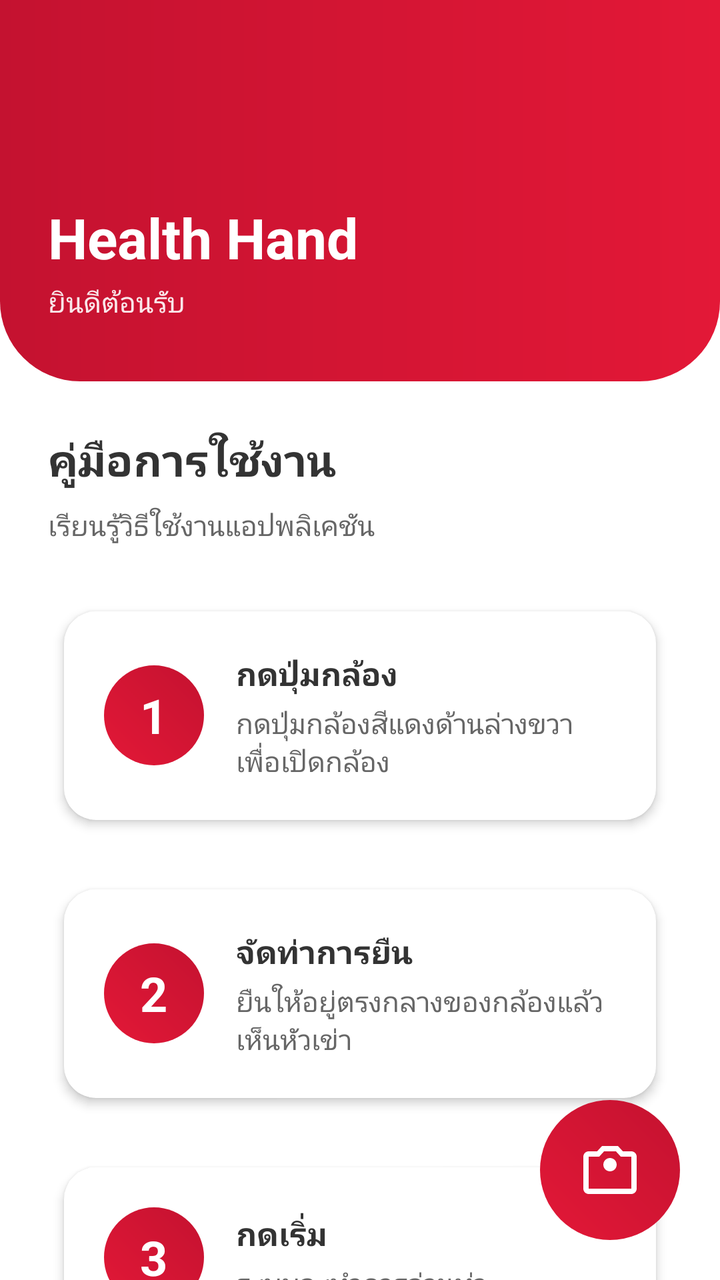
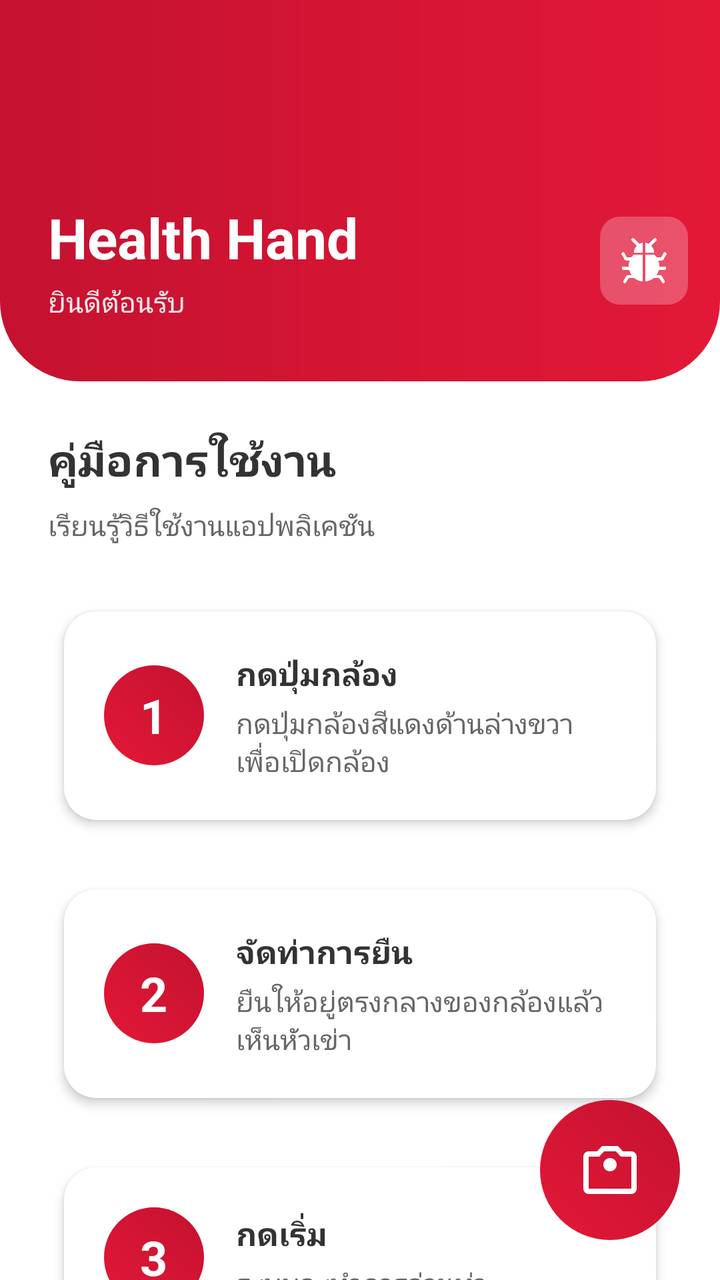

Screens rendered from an Android XML layout before and after an edit, with the pre-edit source and the edit as a unified diff.
<!-- AndroidManifest.xml: application theme Theme.Hand -->
<!-- res/layout/activity_main.xml -->
<?xml version="1.0" encoding="utf-8"?>
<androidx.coordinatorlayout.widget.CoordinatorLayout
    xmlns:android="http://schemas.android.com/apk/res/android"
    xmlns:app="http://schemas.android.com/apk/res-auto"
    android:id="@+id/main"
    android:layout_width="match_parent"
    android:layout_height="match_parent"
    android:background="#FFFFFF"
    android:fitsSystemWindows="false">

    
    <androidx.core.widget.NestedScrollView
        android:layout_width="match_parent"
        android:layout_height="match_parent"
        android:fillViewport="true">

        <LinearLayout
            android:layout_width="match_parent"
            android:layout_height="wrap_content"
            android:orientation="vertical">

            
            <androidx.constraintlayout.widget.ConstraintLayout
                android:id="@+id/topSection"
                android:layout_width="match_parent"
                android:layout_height="wrap_content"
                android:background="@drawable/bg_top_section_gradient"
                android:paddingTop="40dp"
                android:paddingBottom="30dp"
                android:fitsSystemWindows="true">

                
                <TextView
                    android:id="@+id/txtTitle"
                    android:layout_width="wrap_content"
                    android:layout_height="wrap_content"
                    android:layout_marginStart="24dp"
                    android:layout_marginTop="60dp"
                    android:text="Health Hand"
                    android:textColor="#FFFFFF"
                    android:textSize="28sp"
                    android:textStyle="bold"
                    app:layout_constraintStart_toStartOf="parent"
                    app:layout_constraintTop_toTopOf="parent" />

                <TextView
                    android:id="@+id/txtSubtitle"
                    android:layout_width="wrap_content"
                    android:layout_height="wrap_content"
                    android:layout_marginStart="24dp"
                    android:layout_marginTop="4dp"
                    android:text="ยินดีต้อนรับ"
                    android:textColor="#FFFFFF"
                    android:textSize="14sp"
                    android:alpha="0.9"
                    app:layout_constraintStart_toStartOf="parent"
                    app:layout_constraintTop_toBottomOf="@id/txtTitle" />

                















            </androidx.constraintlayout.widget.ConstraintLayout>

            
            <LinearLayout
                android:layout_width="match_parent"
                android:layout_height="wrap_content"
                android:orientation="vertical"
                android:padding="24dp"
                android:paddingBottom="100dp">

                <TextView
                    android:id="@+id/txtGuideTitle"
                    android:layout_width="wrap_content"
                    android:layout_height="wrap_content"
                    android:text="คู่มือการใช้งาน"
                    android:textColor="#333333"
                    android:textSize="22sp"
                    android:textStyle="bold"
                    android:layout_marginBottom="8dp" />

                <TextView
                    android:layout_width="wrap_content"
                    android:layout_height="wrap_content"
                    android:text="เรียนรู้วิธีใช้งานแอปพลิเคชัน"
                    android:textColor="#666666"
                    android:textSize="14sp"
                    android:layout_marginBottom="24dp" />

                
                <androidx.cardview.widget.CardView
                    android:layout_width="match_parent"
                    android:layout_height="wrap_content"
                    android:layout_marginBottom="16dp"
                    app:cardCornerRadius="16dp"
                    app:cardElevation="3dp"
                    app:cardUseCompatPadding="true"
                    app:cardBackgroundColor="#FFFFFF">

                    <LinearLayout
                        android:layout_width="match_parent"
                        android:layout_height="wrap_content"
                        android:orientation="horizontal"
                        android:padding="20dp"
                        android:gravity="center_vertical">

                        
                        <FrameLayout
                            android:layout_width="50dp"
                            android:layout_height="50dp"
                            android:background="@drawable/bg_camera_red_gradient">

                            <TextView
                                android:layout_width="wrap_content"
                                android:layout_height="wrap_content"
                                android:layout_gravity="center"
                                android:text="1"
                                android:textColor="#FFFFFF"
                                android:textSize="24sp"
                                android:textStyle="bold" />
                        </FrameLayout>

                        
                        <LinearLayout
                            android:layout_width="0dp"
                            android:layout_height="wrap_content"
                            android:layout_weight="1"
                            android:orientation="vertical"
                            android:layout_marginStart="16dp">

                            <TextView
                                android:layout_width="wrap_content"
                                android:layout_height="wrap_content"
                                android:text="กดปุ่มกล้อง"
                                android:textColor="#333333"
                                android:textSize="16sp"
                                android:textStyle="bold" />

                            <TextView
                                android:layout_width="wrap_content"
                                android:layout_height="wrap_content"
                                android:layout_marginTop="4dp"
                                android:text="กดปุ่มกล้องสีแดงด้านล่างขวาเพื่อเปิดกล้อง"
                                android:textColor="#666666"
                                android:textSize="14sp" />
                        </LinearLayout>
                    </LinearLayout>
                </androidx.cardview.widget.CardView>

                
                <androidx.cardview.widget.CardView
                    android:layout_width="match_parent"
                    android:layout_height="wrap_content"
                    android:layout_marginBottom="16dp"
                    app:cardCornerRadius="16dp"
                    app:cardElevation="3dp"
                    app:cardUseCompatPadding="true"
                    app:cardBackgroundColor="#FFFFFF">

                    <LinearLayout
                        android:layout_width="match_parent"
                        android:layout_height="wrap_content"
                        android:orientation="horizontal"
                        android:padding="20dp"
                        android:gravity="center_vertical">

                        <FrameLayout
                            android:layout_width="50dp"
                            android:layout_height="50dp"
                            android:background="@drawable/bg_camera_red_gradient">

                            <TextView
                                android:layout_width="wrap_content"
                                android:layout_height="wrap_content"
                                android:layout_gravity="center"
                                android:text="2"
                                android:textColor="#FFFFFF"
                                android:textSize="24sp"
                                android:textStyle="bold" />
                        </FrameLayout>

                        <LinearLayout
                            android:layout_width="0dp"
                            android:layout_height="wrap_content"
                            android:layout_weight="1"
                            android:orientation="vertical"
                            android:layout_marginStart="16dp">

                            <TextView
                                android:layout_width="wrap_content"
                                android:layout_height="wrap_content"
                                android:text="จัดท่าการยืน"
                                android:textColor="#333333"
                                android:textSize="16sp"
                                android:textStyle="bold" />

                            <TextView
                                android:layout_width="wrap_content"
                                android:layout_height="wrap_content"
                                android:layout_marginTop="4dp"
                                android:text="ยืนให้อยู่ตรงกลางของกล้องแล้วเห็นหัวเข่า"
                                android:textColor="#666666"
                                android:textSize="14sp" />
                        </LinearLayout>
                    </LinearLayout>
                </androidx.cardview.widget.CardView>

                
                <androidx.cardview.widget.CardView
                    android:layout_width="match_parent"
                    android:layout_height="wrap_content"
                    android:layout_marginBottom="16dp"
                    app:cardCornerRadius="16dp"
                    app:cardElevation="3dp"
                    app:cardUseCompatPadding="true"
                    app:cardBackgroundColor="#FFFFFF">

                    <LinearLayout
                        android:layout_width="match_parent"
                        android:layout_height="wrap_content"
                        android:orientation="horizontal"
                        android:padding="20dp"
                        android:gravity="center_vertical">

                        <FrameLayout
                            android:layout_width="50dp"
                            android:layout_height="50dp"
                            android:background="@drawable/bg_camera_red_gradient">

                            <TextView
                                android:layout_width="wrap_content"
                                android:layout_height="wrap_content"
                                android:layout_gravity="center"
                                android:text="3"
                                android:textColor="#FFFFFF"
                                android:textSize="24sp"
                                android:textStyle="bold" />
                        </FrameLayout>

                        <LinearLayout
                            android:layout_width="0dp"
                            android:layout_height="wrap_content"
                            android:layout_weight="1"
                            android:orientation="vertical"
                            android:layout_marginStart="16dp">

                            <TextView
                                android:layout_width="wrap_content"
                                android:layout_height="wrap_content"
                                android:text="กดเริ่ม"
                                android:textColor="#333333"
                                android:textSize="16sp"
                                android:textStyle="bold" />

                            <TextView
                                android:layout_width="wrap_content"
                                android:layout_height="wrap_content"
                                android:layout_marginTop="4dp"
                                android:text="ระบบจะทำการอ่านท่า"
                                android:textColor="#666666"
                                android:textSize="14sp" />
                        </LinearLayout>
                    </LinearLayout>
                </androidx.cardview.widget.CardView>

                
                <androidx.cardview.widget.CardView
                    android:layout_width="match_parent"
                    android:layout_height="wrap_content"
                    android:layout_marginBottom="16dp"
                    app:cardCornerRadius="16dp"
                    app:cardElevation="3dp"
                    app:cardUseCompatPadding="true"
                    app:cardBackgroundColor="#FFFFFF">

                    <LinearLayout
                        android:layout_width="match_parent"
                        android:layout_height="wrap_content"
                        android:orientation="horizontal"
                        android:padding="20dp"
                        android:gravity="center_vertical">

                        <FrameLayout
                            android:layout_width="50dp"
                            android:layout_height="50dp"
                            android:background="@drawable/bg_camera_red_gradient">

                            <TextView
                                android:layout_width="wrap_content"
                                android:layout_height="wrap_content"
                                android:layout_gravity="center"
                                android:text="4"
                                android:textColor="#FFFFFF"
                                android:textSize="24sp"
                                android:textStyle="bold" />
                        </FrameLayout>

                        <LinearLayout
                            android:layout_width="0dp"
                            android:layout_height="wrap_content"
                            android:layout_weight="1"
                            android:orientation="vertical"
                            android:layout_marginStart="16dp">

                            <TextView
                                android:layout_width="wrap_content"
                                android:layout_height="wrap_content"
                                android:text="กดหยุดเพื่อดูผล"
                                android:textColor="#333333"
                                android:textSize="16sp"
                                android:textStyle="bold" />

                            <TextView
                                android:layout_width="wrap_content"
                                android:layout_height="wrap_content"
                                android:layout_marginTop="4dp"
                                android:text="กดหยุดแล้วแอปจะแสดงผลลัพธ์ออกมา"
                                android:textColor="#666666"
                                android:textSize="14sp" />
                        </LinearLayout>
                    </LinearLayout>
                </androidx.cardview.widget.CardView>

            </LinearLayout>

        </LinearLayout>

    </androidx.core.widget.NestedScrollView>

    
    <FrameLayout
        android:id="@+id/fabCamera"
        android:layout_width="70dp"
        android:layout_height="70dp"
        android:layout_gravity="bottom|end"
        android:layout_marginEnd="20dp"
        android:layout_marginBottom="20dp"
        android:background="@drawable/bg_camera_red_gradient"
        android:clickable="true"
        android:focusable="true">

        <ImageView
            android:layout_width="32dp"
            android:layout_height="32dp"
            android:layout_gravity="center"
            android:src="@drawable/photo_camera_24"
            android:contentDescription="Open Camera"
            app:tint="#FFFFFF" />
    </FrameLayout>

</androidx.coordinatorlayout.widget.CoordinatorLayout>
<!-- resources referenced by this layout -->
<resources>
  <!-- drawable bg_camera_red_gradient (drawable) -->
  <?xml version="1.0" encoding="utf-8"?>
  <shape xmlns:android="http://schemas.android.com/apk/res/android"
      android:shape="oval">
      <gradient
          android:angle="45"
          android:startColor="#E31837"
          android:endColor="#C41230"
          android:type="linear" />
  </shape>
  <!-- drawable bg_top_section_gradient (drawable) -->
  <?xml version="1.0" encoding="utf-8"?>
  <shape xmlns:android="http://schemas.android.com/apk/res/android">
      <gradient
          android:angle="180"
          android:startColor="#E31837"
          android:endColor="#C41230"
          android:type="linear" />
      <corners
          android:bottomLeftRadius="40dp"
          android:bottomRightRadius="40dp" />
  </shape>
  <!-- drawable photo_camera_24 (drawable) -->
  <?xml version="1.0" encoding="utf-8"?>
  <vector xmlns:android="http://schemas.android.com/apk/res/android"
      android:width="24dp"
      android:height="24dp"
      android:viewportWidth="24"
      android:viewportHeight="24">
      <path
          android:fillColor="#000000"
          android:pathData="M12,12.5c1.38,0 2.5,-1.12 2.5,-2.5S13.38,7.5 12,7.5 9.5,8.62 9.5,10 10.62,12.5 12,12.5zM20,5h-3.17l-1.84,-2H9.01L7.17,5H4c-1.1,0 -2,0.9 -2,2v12c0,1.1 0.9,2 2,2h16c1.1,0 2,-0.9 2,-2V7c0,-1.1 -0.9,-2 -2,-2zm0,14H4V7h3.95l1.83,-2h4.44l1.83,2H20v12z"/>
  </vector>
  <style name="Theme.Hand" parent="Base.Theme.Hand" />
  <style name="Base.Theme.Hand" parent="Theme.Material3.DayNight.NoActionBar">
          
          
      </style>
</resources>

<!-- the commit's change to res/layout/activity_main.xml (unified diff, before → after) -->
@@ -57,20 +57,20 @@
                     app:layout_constraintTop_toBottomOf="@id/txtTitle" />
 
                 
-
-
-
-
-
-
-
-
-
-
-
-
-
-
+                <ImageButton
+                    android:id="@+id/btnDebug"
+                    android:layout_width="44dp"
+                    android:layout_height="44dp"
+                    android:layout_marginEnd="16dp"
+                    android:background="@drawable/bg_debug_button"
+                    android:contentDescription="Debug"
+                    android:src="@drawable/debug"
+                    android:scaleType="centerInside"
+                    android:padding="10dp"
+                    app:tint="#FFFFFF"
+                    app:layout_constraintEnd_toEndOf="parent"
+                    app:layout_constraintTop_toTopOf="@id/txtTitle"
+                    app:layout_constraintBottom_toBottomOf="@id/txtSubtitle" />
 
             </androidx.constraintlayout.widget.ConstraintLayout>
 
<!-- resource entries referenced after the edit -->
@@ -9,6 +9,13 @@
           android:startColor="#E31837"
           android:endColor="#C41230"
           android:type="linear" />
+  </shape>
+  <!-- drawable bg_debug_button (drawable) -->
+  <?xml version="1.0" encoding="utf-8"?>
+  <shape xmlns:android="http://schemas.android.com/apk/res/android"
+      android:shape="rectangle">
+      <solid android:color="#40FFFFFF" />
+      <corners android:radius="10dp" />
   </shape>
   <!-- drawable bg_top_section_gradient (drawable) -->
   <?xml version="1.0" encoding="utf-8"?>
@@ -22,6 +29,7 @@
           android:bottomLeftRadius="40dp"
           android:bottomRightRadius="40dp" />
   </shape>
+  <!-- drawable debug: png bitmap (drawable, 16777 bytes) -->
   <!-- drawable photo_camera_24 (drawable) -->
   <?xml version="1.0" encoding="utf-8"?>
   <vector xmlns:android="http://schemas.android.com/apk/res/android"
